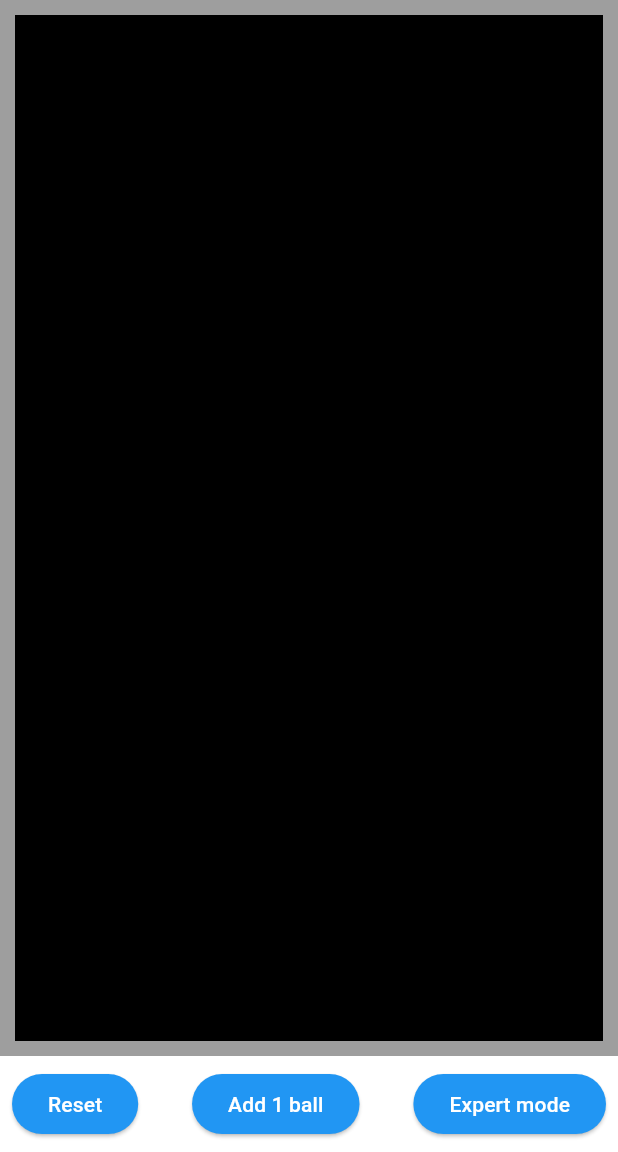
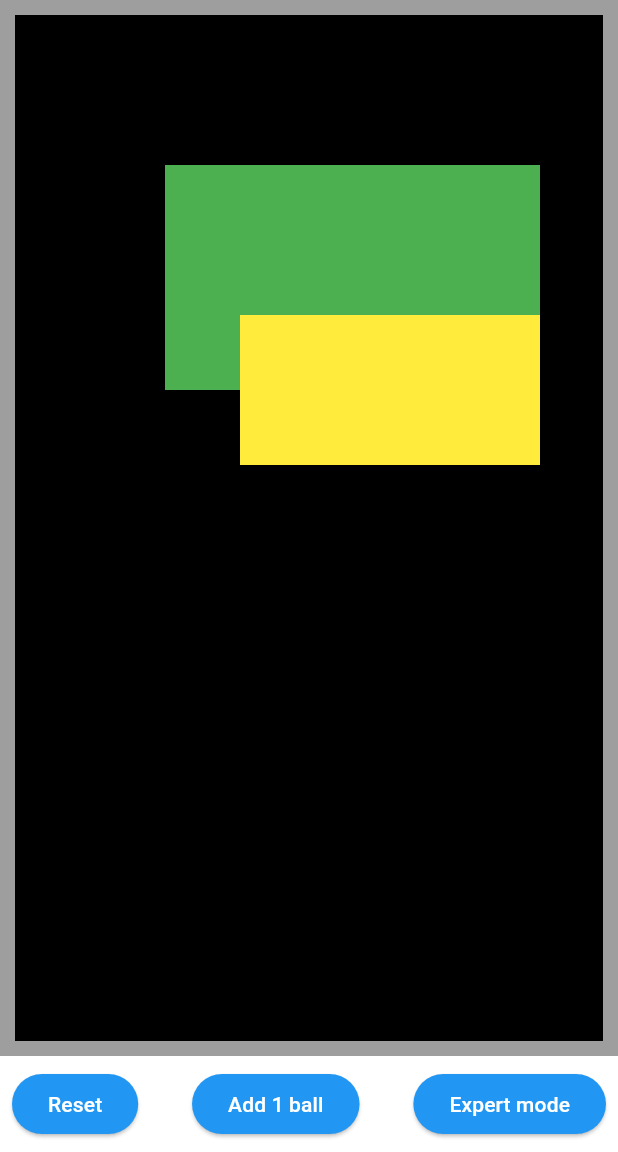
Before and after one commit to fdg2425/flying_balls, a Flutter app: the screen it shows after launch, on a phone screen of 412 x 824 dp, the part 84-1236 px from its top. Run offline on Flutter 3.47's test engine with Material 3 defaults, Android fonts, the phone set to English and light mode, and no system bars.

Commit message:
added stack with 2 containers

```diff
--- a/lib/main.dart
+++ b/lib/main.dart
@@ -94,12 +94,25 @@ class _MyHomePageState extends State<MyHomePage> {
                     color: Colors.black,
                     border: Border.all(color: Colors.grey.shade500, width: 10),
                   ),
+                  child: Stack(children: [
+                    Positioned(
+                        top: 100,
+                        // bottom: 300,
+                        left: 100,
+                        child: Container(
+                            width: 250, height: 150, color: Colors.green)),
+                    Positioned(
+                        top: 200,
+                        left: 150,
+                        child: Container(
+                            width: 200, height: 100, color: Colors.yellow))
+                  ]),
                 ),
               ),
             ),
             if (expertMode)
               Padding(
-                padding: EdgeInsets.all(8.0),
+                padding: const EdgeInsets.all(8.0),
                 child: Row(
                     mainAxisAlignment: MainAxisAlignment.spaceBetween,
                     children: [
```
